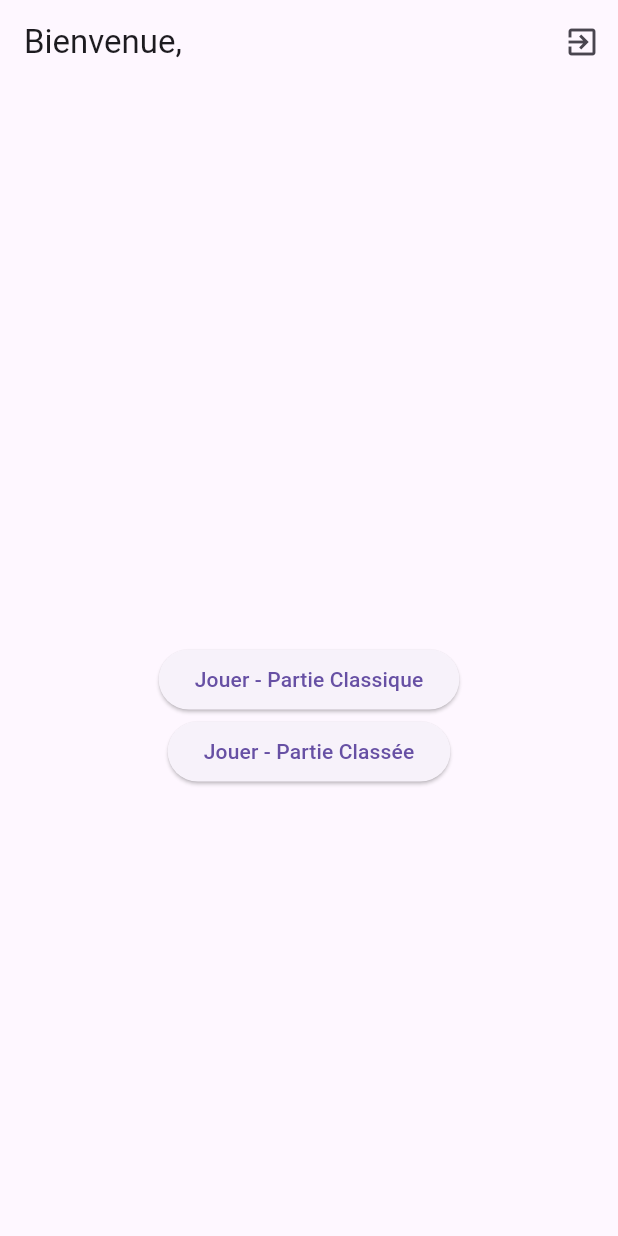
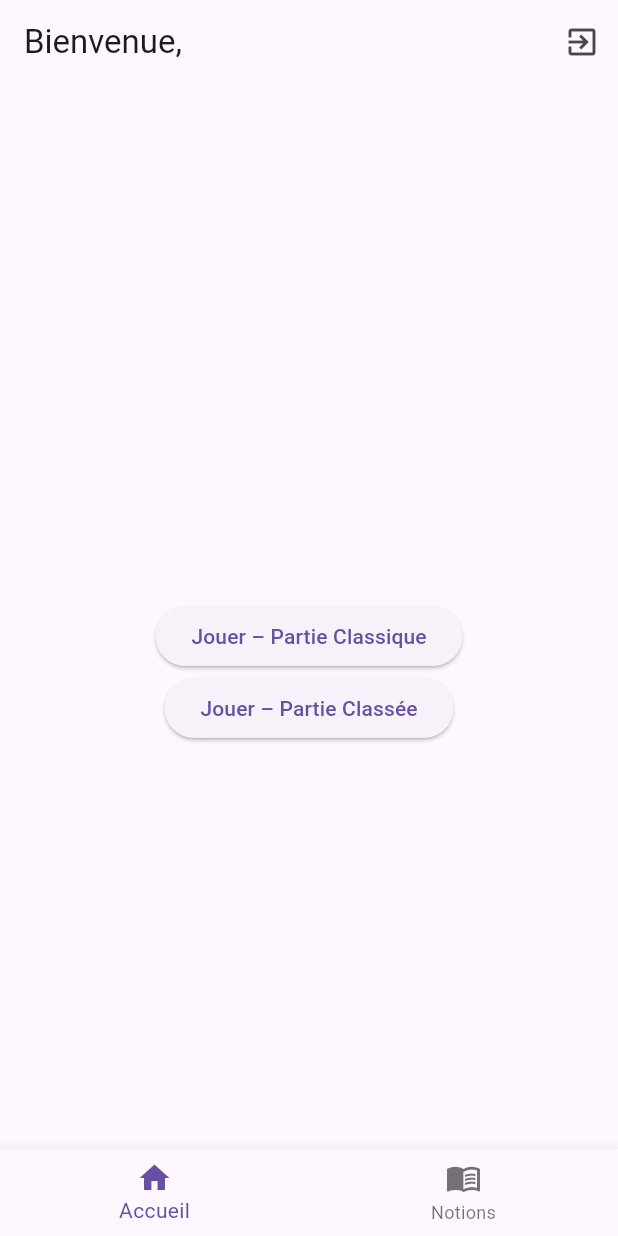
Before and after one commit to YoannLetacq/flutterGame, a Flutter app: the HomeScreen screen opened directly, on a phone screen of 412 x 824 dp. Run offline on Flutter 3.47's test engine with Material 3 defaults, Android fonts, the phone set to English and light mode, and no system bars; our stand-ins replace cloud_firestore, connectivity_plus, firebase_auth, firebase_core, firebase_database, google_sign_in; accounts and stored records are empty; generated files the repository leaves out were written again.

Commit message:
UPDATE hime_screen.dart (pass to statefull widget more optimal way to purge state after back home, add indexStack and Bottom nav bar to select notion or game)

```diff
--- a/lib/ui/home_screen.dart
+++ b/lib/ui/home_screen.dart
@@ -4,6 +4,7 @@ import '../../services/auth_service.dart';
 import '../../services/user_profile_service.dart';
 import '../providers/game_state_provider.dart';
 import '../services/matchmaking_service.dart';
+import 'learning_screen.dart';
 import 'login_screen.dart';
 import 'matchmaking_screen.dart';
 
@@ -11,70 +12,110 @@ import 'matchmaking_screen.dart';
 /// - Affiche les informations de profil du joueur (nom, avatar, Elo).
 /// - Propose de lancer une partie classée ou classique.
 /// - Permet de se déconnecter.
-class HomeScreen extends StatelessWidget {
+class HomeScreen extends StatefulWidget {
   const HomeScreen({super.key});
 
+  @override
+  State<HomeScreen> createState() => _HomeScreenState();
+}
+class _HomeScreenState extends State<HomeScreen> {
+  late int _currentIndex = 0; // 0 = home, 1 =learning
+
+  @override
+  void initState() {
+    super.initState();
+    // purge des etat matchmaking et game apres retour home
+    WidgetsBinding.instance.addPostFrameCallback((_) {
+      context.read<MatchmakingService>().clear();
+      final gameState = Provider.of<GameStateProvider?>(context, listen: false);
+      gameState?.reset();
+    });
+  }
 
   @override
   Widget build(BuildContext context) {
-    WidgetsBinding.instance.addPostFrameCallback((_) {
-      context.read<MatchmakingService>().clear();
-      context.read<GameStateProvider?>()?.reset();
-    });
-    final userProfile = Provider.of<UserProfileService>(context, listen: false).getUserProfile();
-    final authService = Provider.of<AuthService>(context, listen: false);
-    final userName = userProfile['displayName'] ?? 'Joueur';
-    final elo = userProfile['elo'] ?? ''; // 'elo' n'est pas renvoyé par getUserProfile (on pourrait le récupérer via Firestore)
+    final userProfile =
+    context.read<UserProfileService>().getUserProfile(); // pas besoin d’écoute
+    final authService = context.read<AuthService>();
+
+    final String userName = userProfile['displayName'] ?? 'Joueur';
+    final String elo      = userProfile['elo'] ?? '';
 
     return Scaffold(
       appBar: AppBar(
-        title: Text('Bienvenue, $userName'),
+        title: Text(_currentIndex == 0 ? 'Bienvenue, $userName' : 'Récapitulatif des notions'),
+        automaticallyImplyLeading: false,
         actions: [
           IconButton(
+            tooltip: 'Se déconnecter',
             icon: const Icon(Icons.exit_to_app),
             onPressed: () async {
               await authService.signOut();
-              // Retour au LoginScreen après déconnexion
               if (!context.mounted) return;
-              Navigator.pushReplacement(
+                Navigator.pushAndRemoveUntil(
                   context,
                   MaterialPageRoute(builder: (_) => const LoginScreen()),
+                      (_) => false,
                 );
             },
-            tooltip: 'Se déconnecter',
-          )
+          ),
         ],
       ),
-      body: Center(
+
+      // ----- Corps : IndexedStack pour conserver l’état de chaque onglet -----
+      body: IndexedStack(
+        index: _currentIndex,
+        children: [
+          _buildHomeBody(context, userProfile, userName, elo), // index 0
+          const LearningScreen(),                              // index 1
+        ],
+      ),
+
+      // ----- Barre de navigation -----
+      bottomNavigationBar: BottomNavigationBar(
+        currentIndex: _currentIndex,
+        onTap: (i) => setState(() => _currentIndex = i),
+        items: const [
+          BottomNavigationBarItem(icon: Icon(Icons.home),      label: 'Accueil'),
+          BottomNavigationBarItem(icon: Icon(Icons.menu_book), label: 'Notions'),
+        ],
+      ),
+    );
+  }
+
+  /// Contenu de l’onglet Accueil (UI historique)
+  Widget _buildHomeBody(BuildContext context, Map<String, dynamic> profile,
+      String userName, String elo) {
+    return Center(
       child: Column(
         mainAxisAlignment: MainAxisAlignment.center,
         children: [
-            if (userProfile['avatarUrl']!.isNotEmpty)
+          if (profile['avatarUrl']!.isNotEmpty)
             CircleAvatar(
               radius: 40,
-                backgroundImage: NetworkImage(userProfile['avatarUrl']!),
+              backgroundImage: NetworkImage(profile['avatarUrl']!),
             ),
           const SizedBox(height: 10),
-            Text(
-              userName,
-              style: const TextStyle(fontSize: 24, fontWeight: FontWeight.bold),
-            ),
-            if (elo != '')
-              Text(
-                'Elo : $elo',
-                style: TextStyle(fontSize: 18, color: Colors.grey[700]),
-              ),
+          Text(userName,
+              style: const TextStyle(fontSize: 24, fontWeight: FontWeight.bold)),
+          if (elo.isNotEmpty)
+            Text('Elo : $elo',
+                style: TextStyle(fontSize: 18, color: Colors.grey[700])),
           const SizedBox(height: 30),
+
+          // ---------- Boutons de lancement de parties ----------
           ElevatedButton(
-              child: const Text('Jouer - Partie Classique'),
+            child: const Text('Jouer – Partie Classique'),
             onPressed: () {
-                // Démarre la recherche d'une partie classique
               Navigator.push(
                 context,
                 PageRouteBuilder(
-                    pageBuilder: (_, __, ___) => const MatchmakingScreen(isRanked: false),
+                  pageBuilder: (_, __, ___) =>
+                  const MatchmakingScreen(isRanked: false),
                   transitionsBuilder: (_, anim, __, child) => SlideTransition(
-                      position: Tween<Offset>(begin: const Offset(1.0, 0.0), end: Offset.zero).animate(anim),
+                    position: Tween<Offset>(
+                        begin: const Offset(1, 0), end: Offset.zero)
+                        .animate(anim),
                     child: child,
                   ),
                 ),
@@ -82,15 +123,17 @@ class HomeScreen extends StatelessWidget {
             },
           ),
           ElevatedButton(
-              child: const Text('Jouer - Partie Classée'),
+            child: const Text('Jouer – Partie Classée'),
             onPressed: () {
-                // Démarre la recherche d'une partie classée
               Navigator.push(
                 context,
                 PageRouteBuilder(
-                    pageBuilder: (_, __, ___) => const MatchmakingScreen(isRanked: true),
+                  pageBuilder: (_, __, ___) =>
+                  const MatchmakingScreen(isRanked: true),
                   transitionsBuilder: (_, anim, __, child) => SlideTransition(
-                      position: Tween<Offset>(begin: const Offset(1.0, 0.0), end: Offset.zero).animate(anim),
+                    position: Tween<Offset>(
+                        begin: const Offset(1, 0), end: Offset.zero)
+                        .animate(anim),
                     child: child,
                   ),
                 ),
@@ -99,7 +142,6 @@ class HomeScreen extends StatelessWidget {
           ),
         ],
       ),
-      ),
     );
   }
 }
```
Lines whose indentation alone changed are shown as unchanged.
